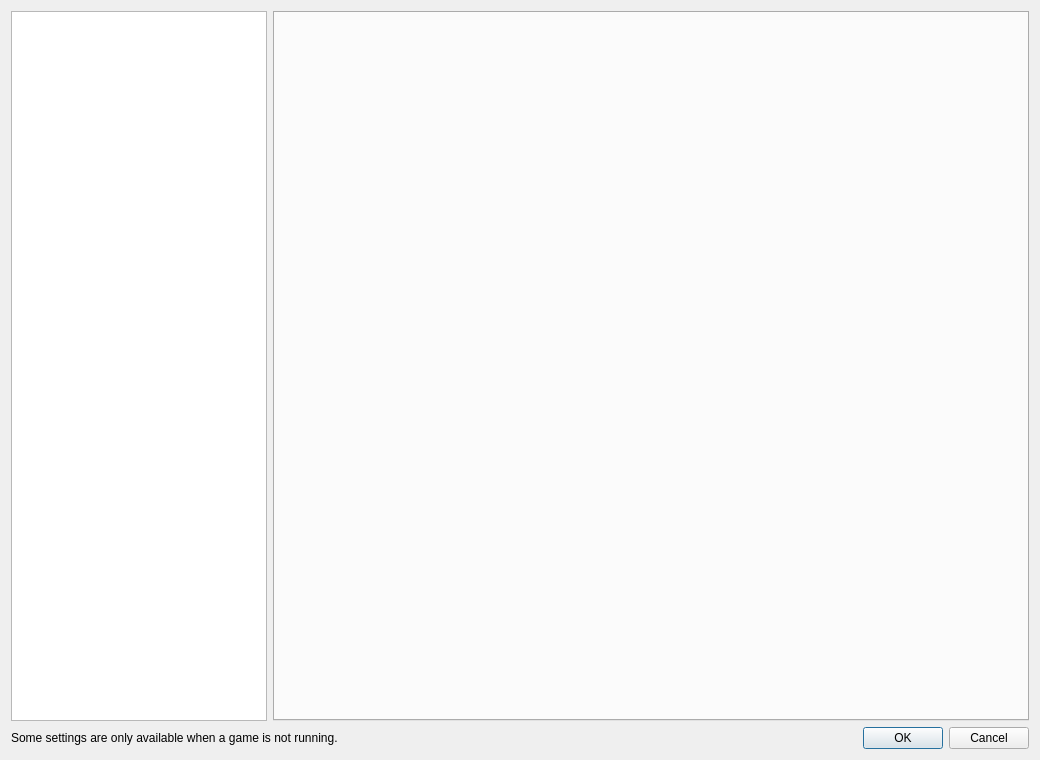
The window that src/lichii/configuration/configure.ui (ddddng/Lichii) describes before a commit, drawn with Qt 5.
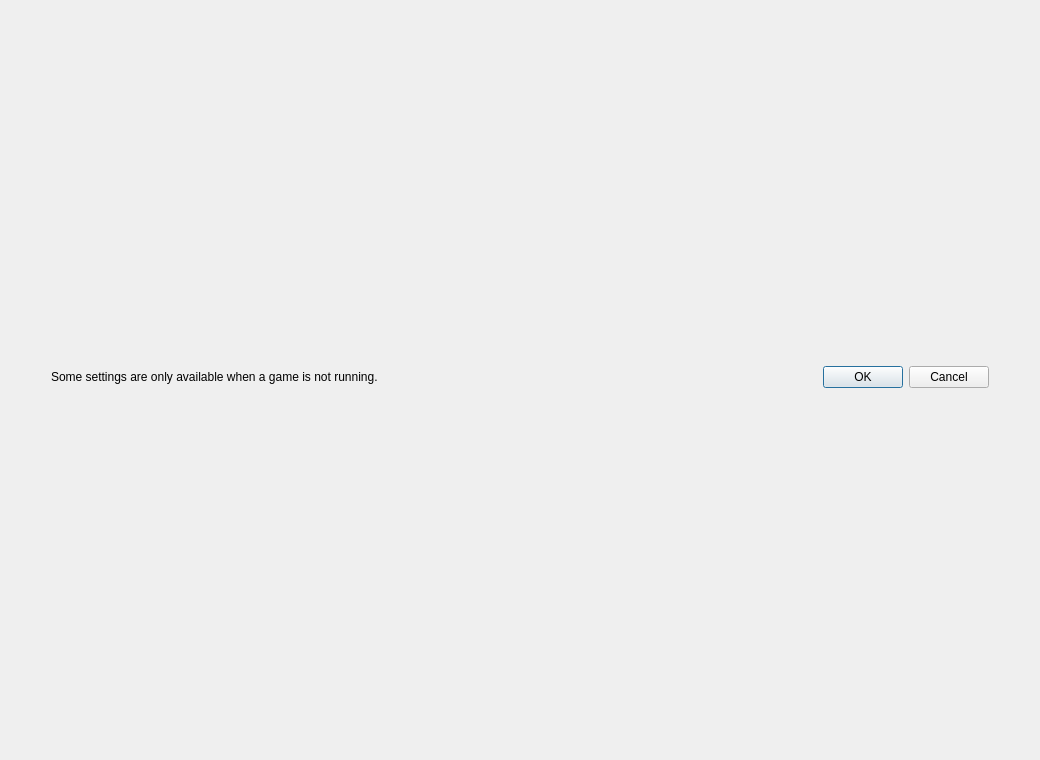
The same window after the commit.

```diff
--- a/src/lichii/configuration/configure.ui
+++ b/src/lichii/configuration/configure.ui
@@ -15,39 +15,19 @@
   </property>
   <layout class="QVBoxLayout" name="verticalLayout">
    <item>
-    <layout class="QHBoxLayout" name="horizontalLayout">
-     <item>
-      <widget class="QListWidget" name="selectorList">
-       <property name="sizePolicy">
-        <sizepolicy hsizetype="Fixed" vsizetype="Expanding">
-         <horstretch>0</horstretch>
-         <verstretch>0</verstretch>
-        </sizepolicy>
-       </property>
-      </widget>
-     </item>
-     <item>
-      <widget class="QTabWidget" name="tabWidget">
-       <property name="currentIndex">
-        <number>-1</number>
-       </property>
-      </widget>
-     </item>
-    </layout>
-   </item>
-   <item>
-    <layout class="QHBoxLayout" name="horizontalLayout_2">
+    <widget class="QWidget" name="footer">
+    <layout class="QHBoxLayout" name="footerLayout">
      <property name="leftMargin">
-      <number>0</number>
+      <number>40</number>
      </property>
      <property name="topMargin">
-      <number>0</number>
+      <number>8</number>
      </property>
      <property name="rightMargin">
-      <number>0</number>
+      <number>40</number>
      </property>
      <property name="bottomMargin">
-      <number>0</number>
+      <number>14</number>
      </property>
      <item>
       <widget class="QLabel" name="label">
@@ -64,6 +44,7 @@
       </widget>
      </item>
     </layout>
+    </widget>
    </item>
   </layout>
  </widget>
```
